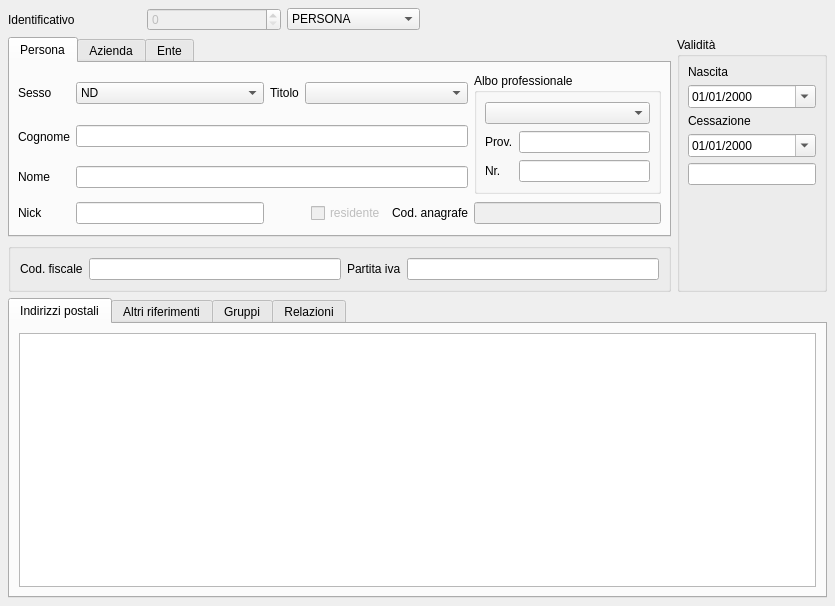
Before: the Qt Designer form src/com/axiastudio/suite/anagrafiche/forms/soggetto.ui in tizianolattisi/suitegda, drawn with Qt 5.
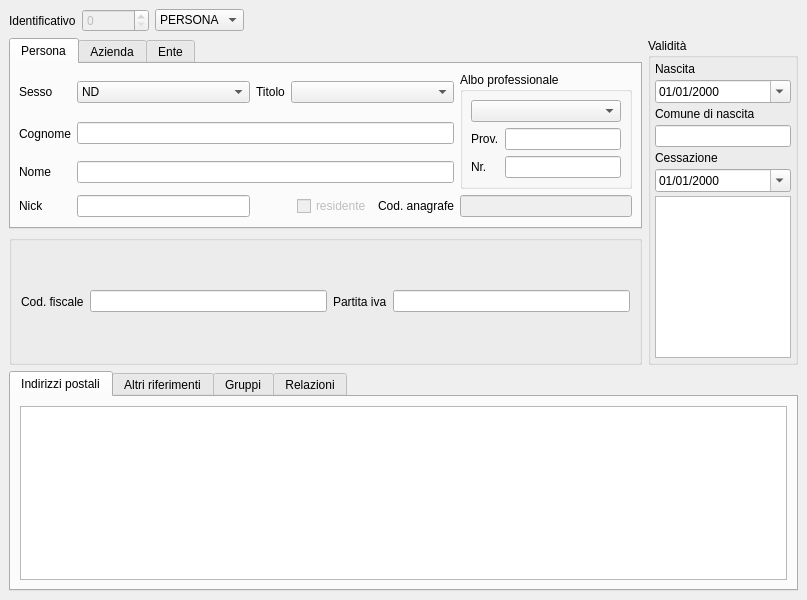
After: the same form once the commit is applied. Custom widgets are drawn as their Qt base class.

Diff of the .ui file:
```diff
--- a/src/com/axiastudio/suite/anagrafiche/forms/soggetto.ui
+++ b/src/com/axiastudio/suite/anagrafiche/forms/soggetto.ui
@@ -6,8 +6,8 @@
    <rect>
     <x>0</x>
     <y>0</y>
-    <width>835</width>
-    <height>606</height>
+    <width>807</width>
+    <height>600</height>
    </rect>
   </property>
   <property name="windowTitle">
@@ -17,12 +17,11 @@
    <string>id,descrizione</string>
   </property>
   <widget class="QWidget" name="centralwidget">
-   <layout class="QGridLayout" name="gridLayout_5">
-    <property name="margin">
-     <number>8</number>
-    </property>
+   <layout class="QGridLayout" name="gridLayout_7">
+    <item row="0" column="0" colspan="2">
+     <layout class="QGridLayout" name="gridLayout" columnstretch="0,0,0,1">
     <item row="0" column="0">
-     <widget class="QLabel" name="label_3">
+       <widget class="QLabel" name="label">
       <property name="text">
        <string>Identificativo</string>
       </property>
@@ -33,6 +32,12 @@
       <property name="enabled">
        <bool>false</bool>
       </property>
+        <property name="maximum">
+         <number>1000000</number>
+        </property>
+        <property name="singleStep">
+         <number>0</number>
+        </property>
       <property name="column" stdset="0">
        <string>id</string>
       </property>
@@ -72,20 +77,22 @@
       </item>
      </widget>
     </item>
-    <item row="0" column="3" colspan="2">
+      <item row="0" column="3">
      <spacer name="horizontalSpacer">
       <property name="orientation">
        <enum>Qt::Horizontal</enum>
       </property>
       <property name="sizeHint" stdset="0">
        <size>
-        <width>401</width>
+          <width>478</width>
         <height>20</height>
        </size>
       </property>
      </spacer>
     </item>
-    <item row="1" column="0" colspan="4">
+     </layout>
+    </item>
+    <item row="1" column="0">
      <widget class="QTabWidget" name="tabWidgetHeader">
       <property name="enabled">
        <bool>true</bool>
@@ -165,7 +172,7 @@
          </widget>
         </item>
         <item row="1" column="0">
-         <widget class="QLabel" name="label">
+         <widget class="QLabel" name="label_2">
           <property name="text">
            <string>Cognome</string>
           </property>
@@ -221,7 +228,7 @@
          </widget>
         </item>
         <item row="2" column="0">
-         <widget class="QLabel" name="label_2">
+         <widget class="QLabel" name="label_3">
           <property name="text">
            <string>Nome</string>
           </property>
@@ -344,7 +351,7 @@
        <attribute name="title">
         <string>Ente</string>
        </attribute>
-       <layout class="QGridLayout" name="gridLayout">
+       <layout class="QGridLayout" name="gridLayout_5">
         <property name="margin">
          <number>8</number>
         </property>
@@ -455,7 +462,7 @@
       </widget>
      </widget>
     </item>
-    <item row="1" column="4" rowspan="2">
+    <item row="1" column="1" rowspan="2">
      <widget class="QGroupBox" name="groupBox">
       <property name="minimumSize">
        <size>
@@ -472,18 +479,21 @@
       <property name="title">
        <string>Validità</string>
       </property>
-      <layout class="QVBoxLayout" name="verticalLayout_2">
+      <layout class="QGridLayout" name="gridLayout_6">
        <property name="margin">
-        <number>8</number>
+        <number>4</number>
        </property>
-       <item>
+       <property name="spacing">
+        <number>4</number>
+       </property>
+       <item row="0" column="0">
         <widget class="QLabel" name="label_10">
          <property name="text">
           <string>Nascita</string>
          </property>
         </widget>
        </item>
-       <item>
+       <item row="1" column="0">
         <widget class="com.axiastudio.pypapi.ui.widgets.PyPaPiDateEdit" name="dateEdit">
          <property name="displayFormat">
           <string>dd/MM/yyyy</string>
@@ -496,14 +506,31 @@
          </property>
         </widget>
        </item>
-       <item>
+       <item row="2" column="0">
+        <widget class="QLabel" name="label_15">
+         <property name="text">
+          <string>Comune di nascita</string>
+         </property>
+         <property name="buddy">
+          <cstring>dateEdit</cstring>
+         </property>
+        </widget>
+       </item>
+       <item row="3" column="0">
+        <widget class="QLineEdit" name="lineEdit_comunedinascita">
+         <property name="column" stdset="0">
+          <string>comunedinascita</string>
+         </property>
+        </widget>
+       </item>
+       <item row="4" column="0">
         <widget class="QLabel" name="label_11">
          <property name="text">
           <string>Cessazione</string>
          </property>
         </widget>
        </item>
-       <item>
+       <item row="5" column="0">
         <widget class="com.axiastudio.pypapi.ui.widgets.PyPaPiDateEdit" name="dateEdit_2">
          <property name="displayFormat">
           <string>dd/MM/yyyy</string>
@@ -516,26 +543,17 @@
          </property>
         </widget>
        </item>
-       <item>
-        <widget class="QLineEdit" name="lineEdit_7"/>
-       </item>
-       <item>
-        <spacer name="verticalSpacer">
-         <property name="orientation">
-          <enum>Qt::Vertical</enum>
+       <item row="6" column="0">
+        <widget class="QPlainTextEdit" name="plainTextEdit">
+         <property name="column" stdset="0">
+          <string>descrizionecessazione</string>
          </property>
-         <property name="sizeHint" stdset="0">
-          <size>
-           <width>20</width>
-           <height>84</height>
-          </size>
-         </property>
-        </spacer>
+        </widget>
        </item>
       </layout>
      </widget>
     </item>
-    <item row="2" column="0" colspan="4">
+    <item row="2" column="0">
      <widget class="QGroupBox" name="groupBox_3">
       <property name="title">
        <string/>
@@ -581,7 +599,7 @@
       </layout>
      </widget>
     </item>
-    <item row="3" column="0" colspan="5">
+    <item row="3" column="0" colspan="2">
      <widget class="QTabWidget" name="tabWidgetBody">
       <property name="currentIndex">
        <number>0</number>
```
Left out of the diff: 67 changed lines with no effect on the pictures. Lines whose indentation alone changed are shown as unchanged.
